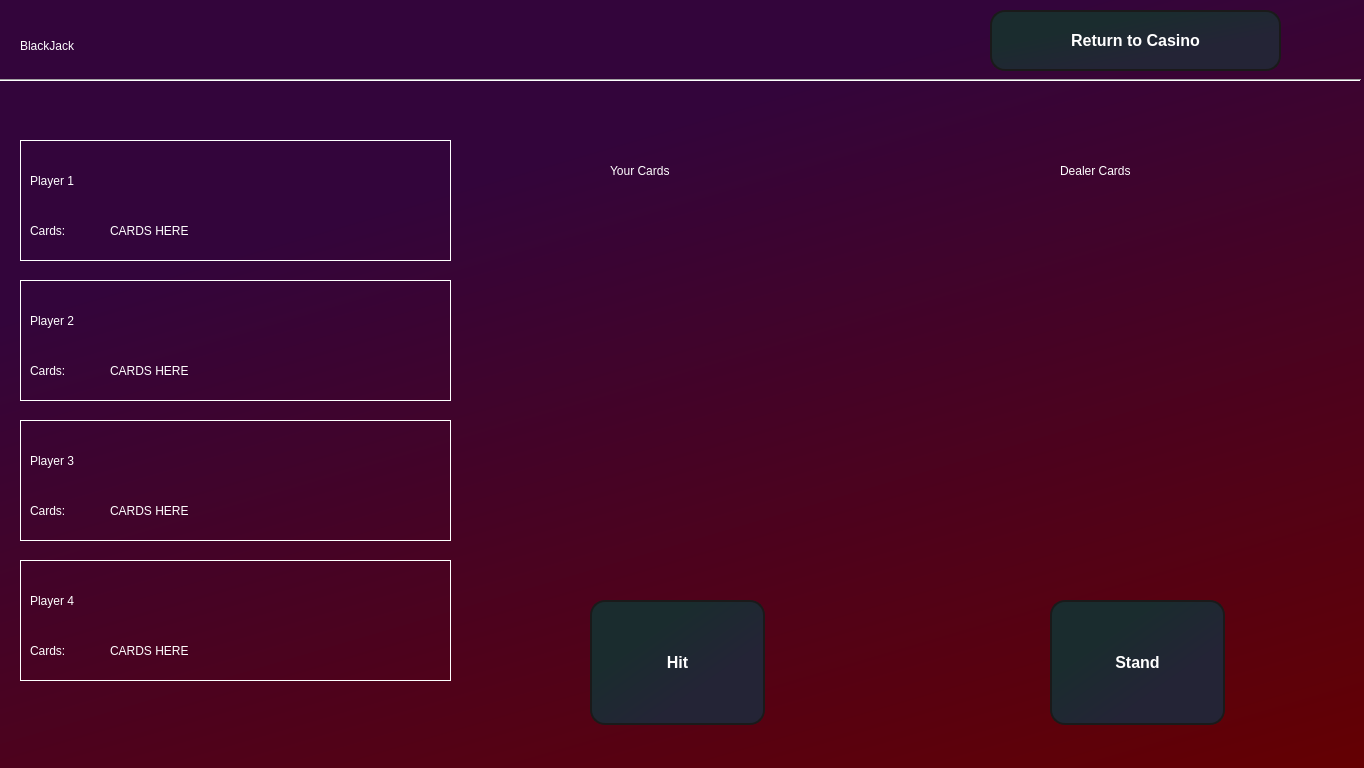
Above: BlackJackQT/GamePageQT.ui from Babywise/Blackjack before the change. Below: the same form after it.
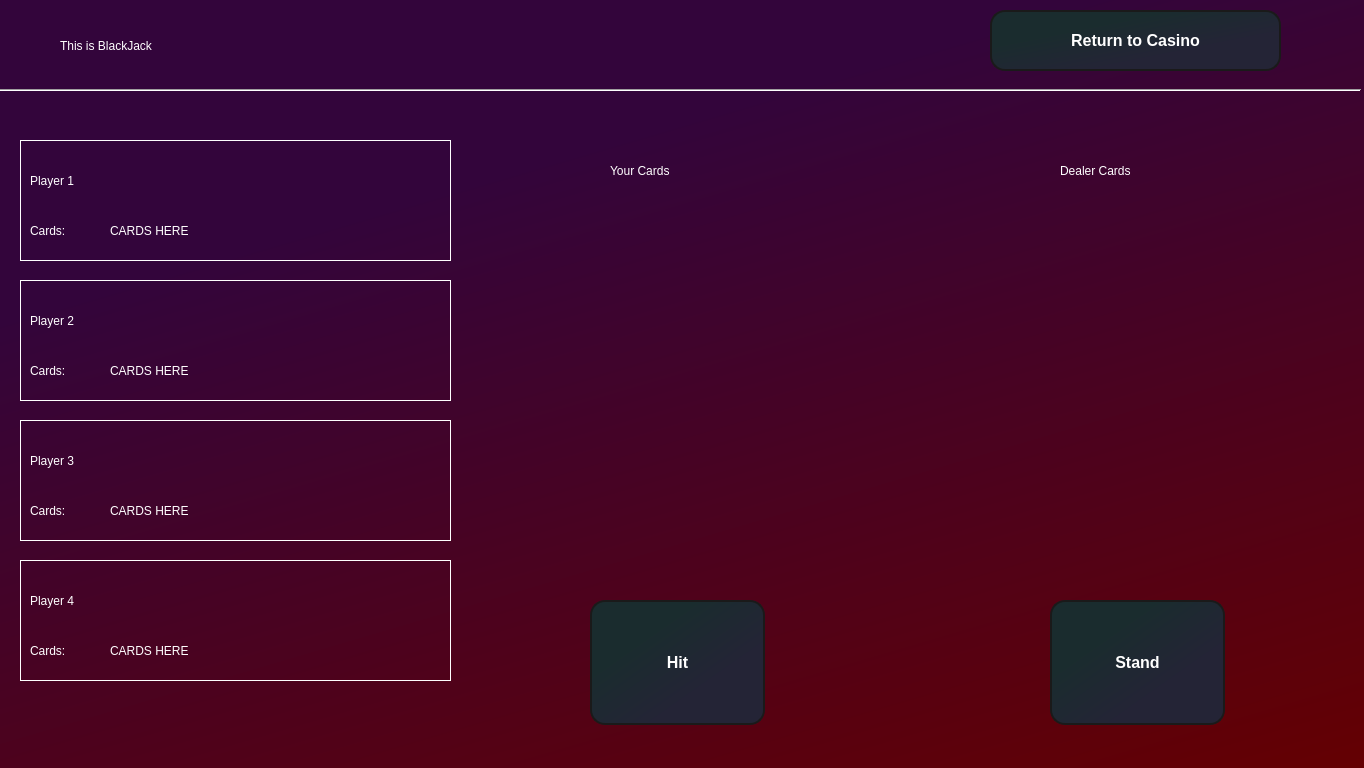
That is the form after the change.

```diff
--- a/BlackJackQT/GamePageQT.ui
+++ b/BlackJackQT/GamePageQT.ui
@@ -31,9 +31,9 @@
    <widget class="QLabel" name="label">
     <property name="geometry">
      <rect>
-      <x>20</x>
+      <x>60</x>
       <y>20</y>
-      <width>191</width>
+      <width>321</width>
       <height>51</height>
      </rect>
     </property>
@@ -41,14 +41,14 @@
      <string notr="true">font: 36pt &quot;Tempus Sans ITC&quot;; color: rgb(255, 255, 255);</string>
     </property>
     <property name="text">
-     <string>BlackJack</string>
+     <string>This is BlackJack</string>
     </property>
    </widget>
    <widget class="Line" name="line">
     <property name="geometry">
      <rect>
       <x>0</x>
-      <y>70</y>
+      <y>80</y>
       <width>1361</width>
       <height>21</height>
      </rect>
```
